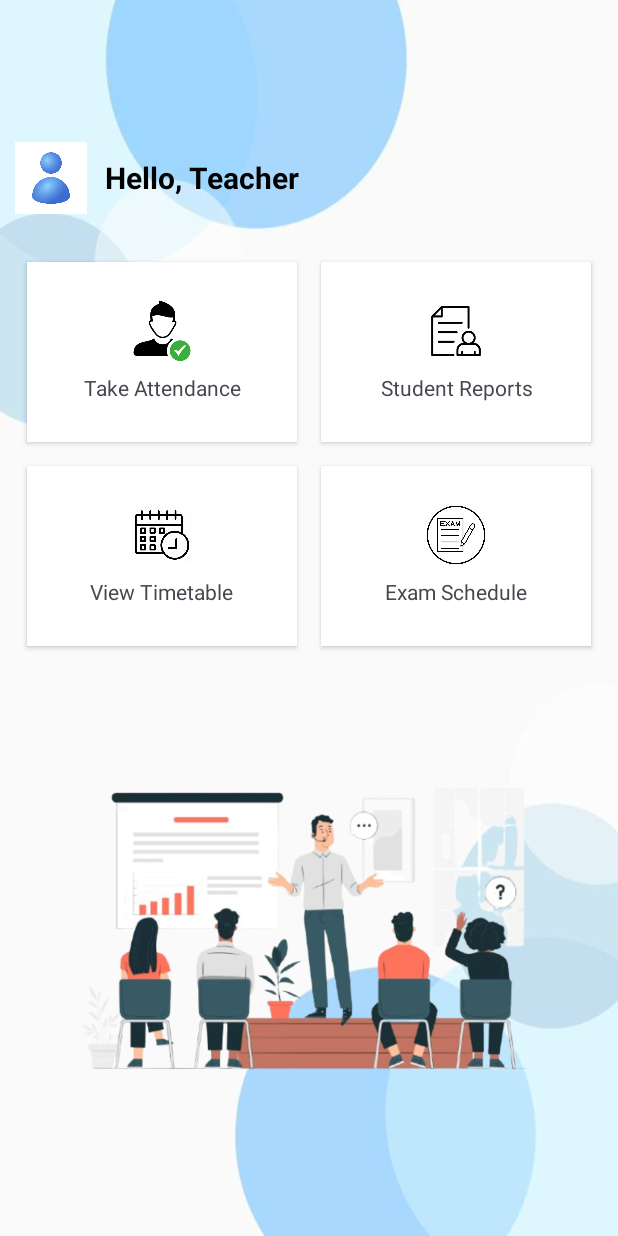
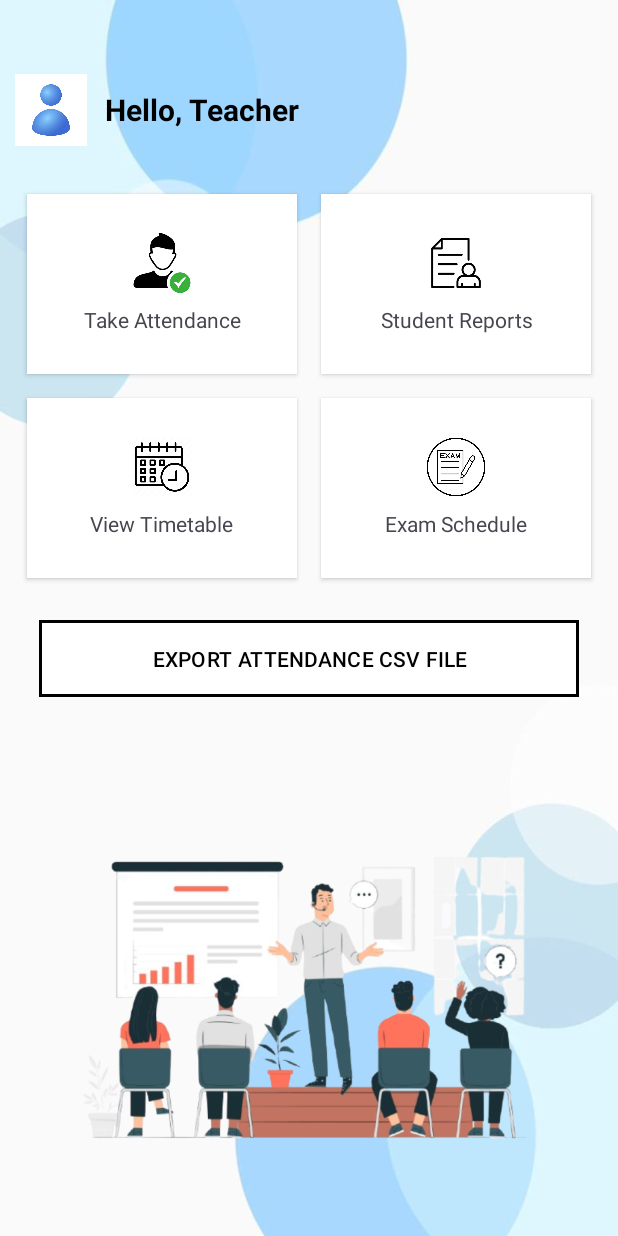
Before and after one commit to Sarode-Vaibhav1234/AttendanceSystem, an Android app: the layout activity_teacher_dashboard.xml on its own in the app's theme, with its tools: preview values and no code run, on a phone screen of 412 x 824 dp. Run offline under Robolectric (Android 15) with nearby library versions, the phone set to English and light mode, and no system bars.

Commit message:
Files added

```diff
--- a/app/src/main/java/com/example/student_attendance/StudentDashboardActivity.java
+++ b/app/src/main/java/com/example/student_attendance/StudentDashboardActivity.java
@@ -4,6 +4,7 @@
 import android.content.SharedPreferences;
 import android.os.Bundle;
 import android.view.View;
+import android.widget.Button;
 import android.widget.LinearLayout;
 import android.widget.TextView;
 import android.widget.Toast;
@@ -99,5 +100,6 @@
                 startActivity(intent);
             }
         });
+
     }
 }
--- a/app/src/main/java/com/example/student_attendance/StudentLoginActivity.java
+++ b/app/src/main/java/com/example/student_attendance/StudentLoginActivity.java
@@ -67,7 +67,7 @@
             }
 
 
-            String url = "http://192.168.146.37/phpProject/student_login.php";
+            String url = "http://192.168.132.247/phpProject/student_login.php";
 
             StringRequest request = new StringRequest(Request.Method.POST, url,
                     response -> {
--- a/app/src/main/java/com/example/student_attendance/StudentSignupActivity.java
+++ b/app/src/main/java/com/example/student_attendance/StudentSignupActivity.java
@@ -140,7 +140,7 @@
     private void checkIfDeviceRegistered() {
         deviceID = android.os.Build.ID;
 
-        String url = "http://192.168.146.37/phpProject/check_registration.php";  // Check registration endpoint
+        String url = "http://192.168.132.247/phpProject/check_registration.php";  // Check registration endpoint
 
         StringRequest stringRequest = new StringRequest(Request.Method.POST, url,
                 response -> {
--- a/app/src/main/java/com/example/student_attendance/TeacherLoginActivity.java
+++ b/app/src/main/java/com/example/student_attendance/TeacherLoginActivity.java
@@ -70,7 +70,7 @@
                 }
 
                 // Make the login request
-                String url = "http://192.168.146.37/phpProject/teacher_login.php"; // Replace with actual URL
+                String url = "http://192.168.132.247/phpProject/teacher_login.php"; // Replace with actual URL
 
                 StringRequest stringRequest = new StringRequest(Request.Method.POST, url,
                         new Response.Listener<String>() {
--- a/app/src/main/java/com/example/student_attendance/TeacherSignupActivity.java
+++ b/app/src/main/java/com/example/student_attendance/TeacherSignupActivity.java
@@ -61,7 +61,7 @@
 
 
                 // Make the signup request
-                String url = "http://192.168.146.37/phpProject/teacher_signup.php"; // Replace with actual URL
+                String url = "http://192.168.132.247/phpProject/teacher_signup.php"; // Replace with actual URL
 
                 StringRequest stringRequest = new StringRequest(Request.Method.POST, url,
                         new Response.Listener<String>() {
--- a/app/src/main/java/com/example/student_attendance/ViewFullAttendanceActivity.java
+++ b/app/src/main/java/com/example/student_attendance/ViewFullAttendanceActivity.java
@@ -45,7 +45,7 @@
     }
 
     private void fetchAttendanceData() {
-        String url = "http:/192.168.146.37/phpProject/get_attendance.php";
+        String url = "http://192.168.132.247/phpProject/get_attendance.php";
 
         SharedPreferences prefs = getSharedPreferences("student_session", MODE_PRIVATE);
         int studentId = prefs.getInt("student_id", -1);
--- a/app/src/main/java/com/example/student_attendance/csvActivity.java
+++ b/app/src/main/java/com/example/student_attendance/csvActivity.java
@@ -53,7 +53,7 @@
             public void run() {
                 try {
                     // Construct the URL with subject_name parameter
-                    String urlString = "http://192.168.146.37/phpProject/generate_csv.php?subject_name=" +
+                    String urlString = "http://192.168.132.247/phpProject/generate_csv.php?subject_name=" +
                             URLEncoder.encode(subjectName, "UTF-8");
 
                     URL url = new URL(urlString);
--- a/app/src/main/res/layout/activity_teacher_dashboard.xml
+++ b/app/src/main/res/layout/activity_teacher_dashboard.xml
@@ -2,6 +2,7 @@
 <ScrollView xmlns:android="http://schemas.android.com/apk/res/android"
     android:layout_width="match_parent"
     android:layout_height="match_parent"
+    xmlns:app="http://schemas.android.com/apk/res-auto"
     android:background="@drawable/background1">
 
     <LinearLayout
@@ -152,6 +153,21 @@
             </LinearLayout>
 
         </GridLayout>
+        <com.google.android.material.button.MaterialButton
+            android:id="@+id/csv"
+            android:layout_width="match_parent"
+            android:layout_height="wrap_content"
+            android:text="EXPORT ATTENDANCE CSV FILE"
+            android:layout_margin="16dp"
+            android:textColor="@color/black"
+            android:padding="16dp"
+            android:elevation="4dp"
+            app:strokeColor="@color/black"
+            app:strokeWidth="2dp"
+            app:cornerRadius="0dp"
+            android:backgroundTint="@color/white"/>
+
+
         <ImageView
             android:layout_width="wrap_content"
             android:layout_marginTop="70dp"
```
Also changed, not shown: app/src/main/java/com/example/student_attendance/TeacherDashboardActivity.java (+12 -0 lines).
